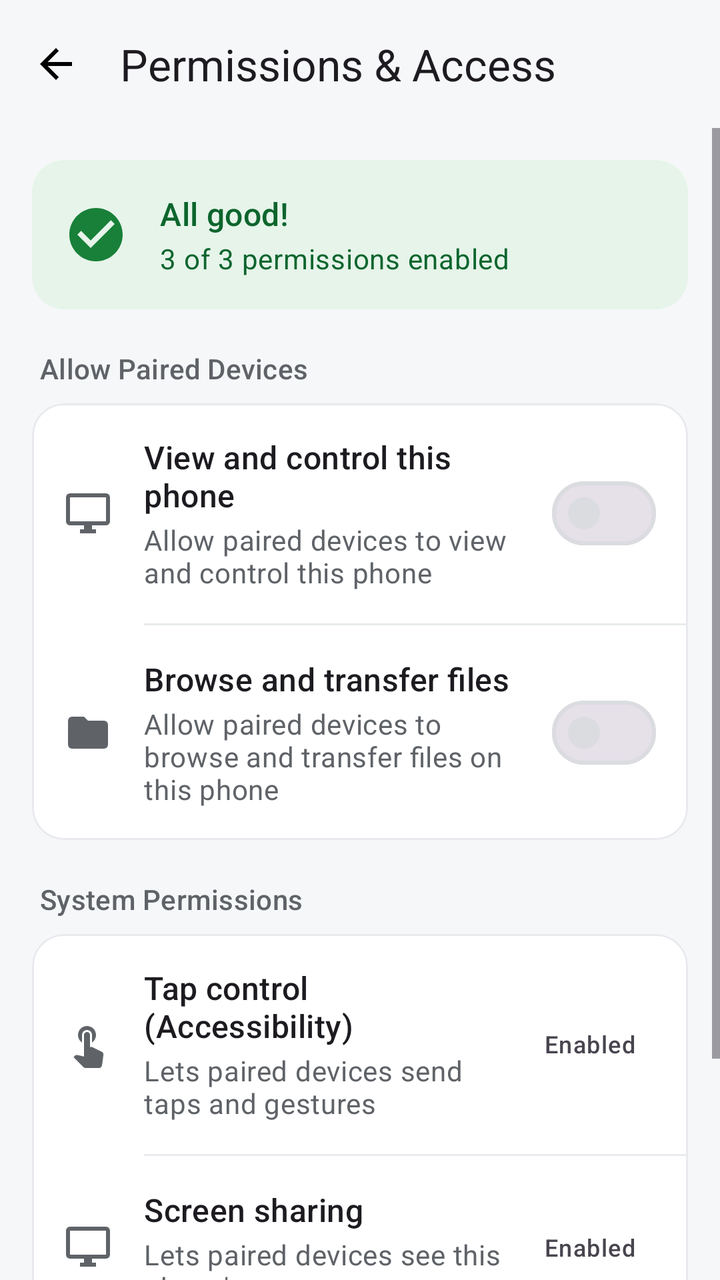
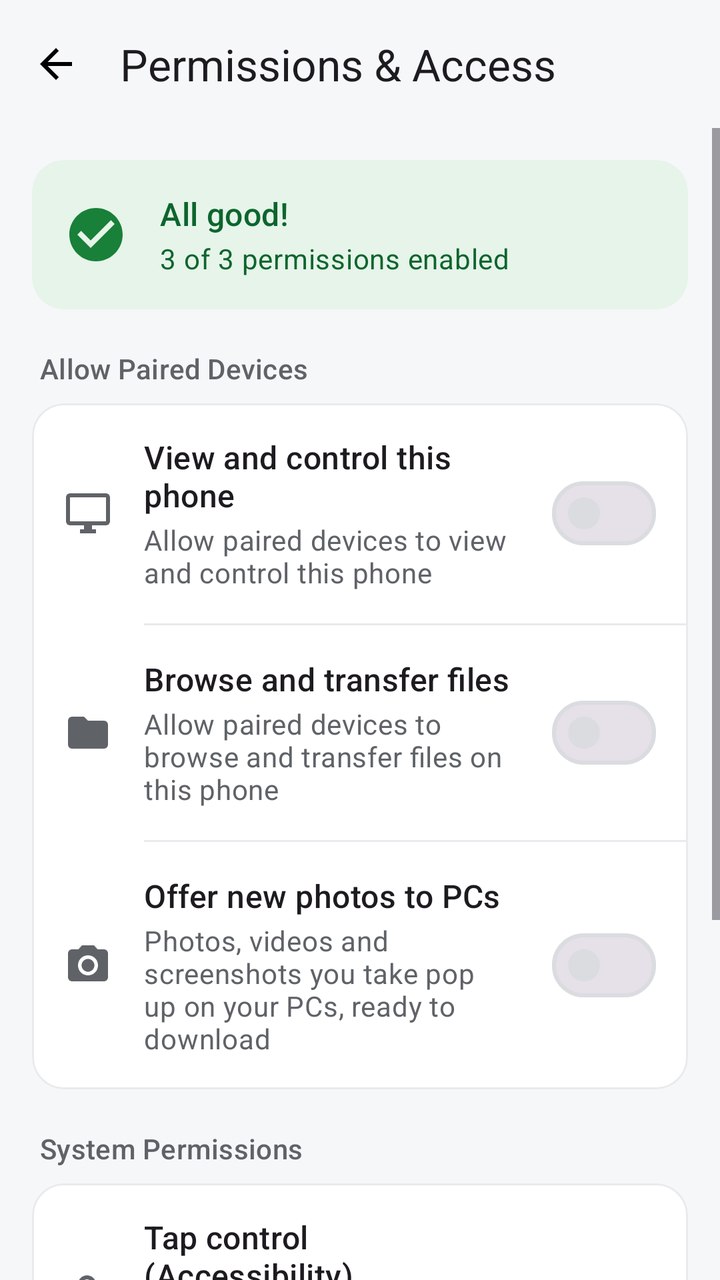

Before-and-after screenshots of an Android layout around one commit, followed by the original layout XML and the change that was made.
<!-- AndroidManifest.xml: application theme Theme.RemoteDesktop -->
<!-- res/layout/activity_permissions.xml -->
<?xml version="1.0" encoding="utf-8"?>
<LinearLayout xmlns:android="http://schemas.android.com/apk/res/android"
    xmlns:app="http://schemas.android.com/apk/res-auto"
    android:layout_width="match_parent"
    android:layout_height="match_parent"
    android:orientation="vertical">

    <com.google.android.material.appbar.MaterialToolbar
        android:id="@+id/toolbar"
        android:layout_width="match_parent"
        android:layout_height="?attr/actionBarSize"
        android:background="@android:color/transparent"
        app:navigationIcon="@drawable/ic_arrow_back"
        app:title="Permissions &amp; Access" />

    <ScrollView
        android:layout_width="match_parent"
        android:layout_height="match_parent"
        android:fillViewport="true">

        <LinearLayout
            android:layout_width="match_parent"
            android:layout_height="wrap_content"
            android:orientation="vertical"
            android:padding="16dp">

            
            <com.google.android.material.card.MaterialCardView
                android:id="@+id/bannerCard"
                android:layout_width="match_parent"
                android:layout_height="wrap_content"
                app:cardBackgroundColor="@color/rd_good_container"
                app:cardCornerRadius="16dp"
                app:cardElevation="0dp"
                app:strokeWidth="0dp">

                <LinearLayout
                    android:layout_width="match_parent"
                    android:layout_height="wrap_content"
                    android:orientation="horizontal"
                    android:gravity="center_vertical"
                    android:padding="16dp">

                    <ImageView
                        android:id="@+id/bannerIcon"
                        android:layout_width="32dp"
                        android:layout_height="32dp"
                        android:layout_marginEnd="16dp"
                        android:importantForAccessibility="no"
                        android:src="@drawable/ic_check_circle"
                        app:tint="@color/rd_good" />

                    <LinearLayout
                        android:layout_width="0dp"
                        android:layout_height="wrap_content"
                        android:layout_weight="1"
                        android:orientation="vertical">

                        <TextView
                            android:id="@+id/bannerTitle"
                            android:layout_width="match_parent"
                            android:layout_height="wrap_content"
                            android:text="All good!"
                            android:textAppearance="?attr/textAppearanceTitleMedium"
                            android:textColor="@color/rd_on_good_container" />

                        <TextView
                            android:id="@+id/bannerText"
                            android:layout_width="match_parent"
                            android:layout_height="wrap_content"
                            android:layout_marginTop="2dp"
                            android:text="3 of 3 permissions enabled"
                            android:textAppearance="?attr/textAppearanceBodyMedium"
                            android:textColor="@color/rd_on_good_container" />
                    </LinearLayout>
                </LinearLayout>
            </com.google.android.material.card.MaterialCardView>

            
            <TextView
                style="@style/RdSectionHeader"
                android:text="Allow Paired Devices" />

            <com.google.android.material.card.MaterialCardView
                android:layout_width="match_parent"
                android:layout_height="wrap_content"
                style="@style/RdCard">

                <LinearLayout
                    android:layout_width="match_parent"
                    android:layout_height="wrap_content"
                    android:orientation="vertical">

                    <LinearLayout
                        android:layout_width="match_parent"
                        android:layout_height="wrap_content"
                        android:orientation="horizontal"
                        android:gravity="center_vertical"
                        android:padding="16dp">

                        <ImageView
                            style="@style/RdRowIcon"
                            android:importantForAccessibility="no"
                            android:src="@drawable/ic_monitor"
                            app:tint="?attr/colorOnSurfaceVariant" />

                        <LinearLayout
                            android:layout_width="0dp"
                            android:layout_height="wrap_content"
                            android:layout_weight="1"
                            android:orientation="vertical">

                            <TextView
                                android:layout_width="match_parent"
                                android:layout_height="wrap_content"
                                android:text="View and control this phone"
                                android:textAppearance="?attr/textAppearanceTitleMedium" />

                            <TextView
                                android:layout_width="match_parent"
                                android:layout_height="wrap_content"
                                android:layout_marginTop="2dp"
                                android:text="Allow paired devices to view and control this phone"
                                android:textAppearance="?attr/textAppearanceBodyMedium"
                                android:textColor="?attr/colorOnSurfaceVariant" />
                        </LinearLayout>

                        <com.google.android.material.materialswitch.MaterialSwitch
                            android:id="@+id/allowControlSwitch"
                            android:layout_width="wrap_content"
                            android:layout_height="wrap_content"
                            android:layout_marginStart="8dp" />
                    </LinearLayout>

                    <com.google.android.material.divider.MaterialDivider
                        android:layout_width="match_parent"
                        android:layout_height="wrap_content"
                        android:layout_marginStart="56dp" />

                    <LinearLayout
                        android:layout_width="match_parent"
                        android:layout_height="wrap_content"
                        android:orientation="horizontal"
                        android:gravity="center_vertical"
                        android:padding="16dp">

                        <ImageView
                            style="@style/RdRowIcon"
                            android:importantForAccessibility="no"
                            android:src="@drawable/ic_folder"
                            app:tint="?attr/colorOnSurfaceVariant" />

                        <LinearLayout
                            android:layout_width="0dp"
                            android:layout_height="wrap_content"
                            android:layout_weight="1"
                            android:orientation="vertical">

                            <TextView
                                android:layout_width="match_parent"
                                android:layout_height="wrap_content"
                                android:text="Browse and transfer files"
                                android:textAppearance="?attr/textAppearanceTitleMedium" />

                            <TextView
                                android:layout_width="match_parent"
                                android:layout_height="wrap_content"
                                android:layout_marginTop="2dp"
                                android:text="Allow paired devices to browse and transfer files on this phone"
                                android:textAppearance="?attr/textAppearanceBodyMedium"
                                android:textColor="?attr/colorOnSurfaceVariant" />
                        </LinearLayout>

                        <com.google.android.material.materialswitch.MaterialSwitch
                            android:id="@+id/allowFilesSwitch"
                            android:layout_width="wrap_content"
                            android:layout_height="wrap_content"
                            android:layout_marginStart="8dp" />
                    </LinearLayout>
                </LinearLayout>
            </com.google.android.material.card.MaterialCardView>

            
            <TextView
                style="@style/RdSectionHeader"
                android:text="System Permissions" />

            <com.google.android.material.card.MaterialCardView
                android:layout_width="match_parent"
                android:layout_height="wrap_content"
                style="@style/RdCard">

                <LinearLayout
                    android:layout_width="match_parent"
                    android:layout_height="wrap_content"
                    android:orientation="vertical">

                    <LinearLayout
                        android:id="@+id/a11yRow"
                        android:layout_width="match_parent"
                        android:layout_height="wrap_content"
                        android:orientation="horizontal"
                        android:gravity="center_vertical"
                        android:padding="16dp"
                        android:background="?attr/selectableItemBackground">

                        <ImageView
                            style="@style/RdRowIcon"
                            android:importantForAccessibility="no"
                            android:src="@drawable/ic_touch_app"
                            app:tint="?attr/colorOnSurfaceVariant" />

                        <LinearLayout
                            android:layout_width="0dp"
                            android:layout_height="wrap_content"
                            android:layout_weight="1"
                            android:orientation="vertical">

                            <TextView
                                android:id="@+id/a11yTitle"
                                android:layout_width="match_parent"
                                android:layout_height="wrap_content"
                                android:text="Tap control (Accessibility)"
                                android:textAppearance="?attr/textAppearanceTitleMedium" />

                            <TextView
                                android:id="@+id/a11ySub"
                                android:layout_width="match_parent"
                                android:layout_height="wrap_content"
                                android:layout_marginTop="2dp"
                                android:text="Lets paired devices send taps and gestures"
                                android:textAppearance="?attr/textAppearanceBodyMedium"
                                android:textColor="?attr/colorOnSurfaceVariant" />
                        </LinearLayout>

                        <TextView
                            android:id="@+id/a11yStatus"
                            android:layout_width="wrap_content"
                            android:layout_height="wrap_content"
                            android:layout_marginStart="8dp"
                            android:background="@drawable/status_pill"
                            android:paddingStart="10dp"
                            android:paddingEnd="10dp"
                            android:paddingTop="4dp"
                            android:paddingBottom="4dp"
                            android:text="Enabled"
                            android:textAppearance="?attr/textAppearanceLabelMedium" />
                    </LinearLayout>

                    <com.google.android.material.divider.MaterialDivider
                        android:layout_width="match_parent"
                        android:layout_height="wrap_content"
                        android:layout_marginStart="56dp" />

                    <LinearLayout
                        android:id="@+id/screenShareRow"
                        android:layout_width="match_parent"
                        android:layout_height="wrap_content"
                        android:orientation="horizontal"
                        android:gravity="center_vertical"
                        android:padding="16dp"
                        android:background="?attr/selectableItemBackground">

                        <ImageView
                            style="@style/RdRowIcon"
                            android:importantForAccessibility="no"
                            android:src="@drawable/ic_monitor"
                            app:tint="?attr/colorOnSurfaceVariant" />

                        <LinearLayout
                            android:layout_width="0dp"
                            android:layout_height="wrap_content"
                            android:layout_weight="1"
                            android:orientation="vertical">

                            <TextView
                                android:id="@+id/screenShareTitle"
                                android:layout_width="match_parent"
                                android:layout_height="wrap_content"
                                android:text="Screen sharing"
                                android:textAppearance="?attr/textAppearanceTitleMedium" />

                            <TextView
                                android:id="@+id/screenShareSub"
                                android:layout_width="match_parent"
                                android:layout_height="wrap_content"
                                android:layout_marginTop="2dp"
                                android:text="Lets paired devices see this phone's screen"
                                android:textAppearance="?attr/textAppearanceBodyMedium"
                                android:textColor="?attr/colorOnSurfaceVariant" />
                        </LinearLayout>

                        <TextView
                            android:id="@+id/screenShareStatus"
                            android:layout_width="wrap_content"
                            android:layout_height="wrap_content"
                            android:layout_marginStart="8dp"
                            android:background="@drawable/status_pill"
                            android:paddingStart="10dp"
                            android:paddingEnd="10dp"
                            android:paddingTop="4dp"
                            android:paddingBottom="4dp"
                            android:text="Enabled"
                            android:textAppearance="?attr/textAppearanceLabelMedium" />
                    </LinearLayout>

                    <com.google.android.material.divider.MaterialDivider
                        android:layout_width="match_parent"
                        android:layout_height="wrap_content"
                        android:layout_marginStart="56dp" />

                    <LinearLayout
                        android:id="@+id/fileAccessRow"
                        android:layout_width="match_parent"
                        android:layout_height="wrap_content"
                        android:orientation="horizontal"
                        android:gravity="center_vertical"
                        android:padding="16dp"
                        android:background="?attr/selectableItemBackground">

                        <ImageView
                            style="@style/RdRowIcon"
                            android:importantForAccessibility="no"
                            android:src="@drawable/ic_folder"
                            app:tint="?attr/colorOnSurfaceVariant" />

                        <LinearLayout
                            android:layout_width="0dp"
                            android:layout_height="wrap_content"
                            android:layout_weight="1"
                            android:orientation="vertical">

                            <TextView
                                android:layout_width="match_parent"
                                android:layout_height="wrap_content"
                                android:text="File access"
                                android:textAppearance="?attr/textAppearanceTitleMedium" />

                            <TextView
                                android:layout_width="match_parent"
                                android:layout_height="wrap_content"
                                android:layout_marginTop="2dp"
                                android:text="Lets paired devices browse this phone's files"
                                android:textAppearance="?attr/textAppearanceBodyMedium"
                                android:textColor="?attr/colorOnSurfaceVariant" />
                        </LinearLayout>

                        <TextView
                            android:id="@+id/fileAccessStatus"
                            android:layout_width="wrap_content"
                            android:layout_height="wrap_content"
                            android:layout_marginStart="8dp"
                            android:background="@drawable/status_pill"
                            android:paddingStart="10dp"
                            android:paddingEnd="10dp"
                            android:paddingTop="4dp"
                            android:paddingBottom="4dp"
                            android:text="Enabled"
                            android:textAppearance="?attr/textAppearanceLabelMedium" />
                    </LinearLayout>
                </LinearLayout>
            </com.google.android.material.card.MaterialCardView>

        </LinearLayout>
    </ScrollView>
</LinearLayout>
<!-- resources referenced by this layout -->
<resources>
  <color name="rd_good">#188038</color>
  <color name="rd_good_container">#E6F4EA</color>
  <color name="rd_on_good_container">#0D652D</color>
  <!-- drawable ic_arrow_back (drawable) -->
  <vector xmlns:android="http://schemas.android.com/apk/res/android"
      android:width="24dp" android:height="24dp"
      android:viewportWidth="24" android:viewportHeight="24">
      <path android:fillColor="#FF000000"
          android:pathData="M20,11H7.83l5.59,-5.59L12,4l-8,8 8,8 1.41,-1.41L7.83,13H20v-2z"/>
  </vector>
  <!-- drawable ic_check_circle (drawable) -->
  <vector xmlns:android="http://schemas.android.com/apk/res/android"
      android:width="24dp" android:height="24dp"
      android:viewportWidth="24" android:viewportHeight="24">
      <path android:fillColor="#FF000000"
          android:pathData="M12,2C6.48,2 2,6.48 2,12s4.48,10 10,10 10,-4.48 10,-10S17.52,2 12,2zM10,17l-5,-5 1.41,-1.41L10,14.17l7.59,-7.59L19,8l-9,9z"/>
  </vector>
  <!-- drawable ic_folder (drawable) -->
  <vector xmlns:android="http://schemas.android.com/apk/res/android"
      android:width="24dp" android:height="24dp"
      android:viewportWidth="24" android:viewportHeight="24">
      <path android:fillColor="#FF000000"
          android:pathData="M10,4H4c-1.1,0 -1.99,0.9 -1.99,2L2,18c0,1.1 0.9,2 2,2h16c1.1,0 2,-0.9 2,-2V8c0,-1.1 -0.9,-2 -2,-2h-8l-2,-2z"/>
  </vector>
  <!-- drawable ic_monitor (drawable) -->
  <vector xmlns:android="http://schemas.android.com/apk/res/android"
      android:width="24dp" android:height="24dp"
      android:viewportWidth="24" android:viewportHeight="24">
      <path android:fillColor="#FF000000"
          android:pathData="M21,2H3C1.9,2 1,2.9 1,4v12c0,1.1 0.9,2 2,2h7v2H8v2h8v-2h-2v-2h7c1.1,0 2,-0.9 2,-2V4c0,-1.1 -0.9,-2 -2,-2zM21,16H3V4h18v12z"/>
  </vector>
  <!-- drawable status_pill (drawable) -->
  <shape xmlns:android="http://schemas.android.com/apk/res/android"
      android:shape="rectangle">
      <solid android:color="#FFFFFF" />
      <corners android:radius="12dp" />
  </shape>
  <style name="RdCard" parent="Widget.Material3.CardView.Outlined">
          <item name="cardBackgroundColor">?attr/colorSurface</item>
          <item name="strokeColor">?attr/colorOutlineVariant</item>
          <item name="strokeWidth">1dp</item>
          <item name="cardCornerRadius">16dp</item>
          <item name="cardElevation">0dp</item>
      </style>
  <style name="RdRowIcon">
          <item name="android:layout_width">24dp</item>
          <item name="android:layout_height">24dp</item>
          <item name="android:layout_gravity">center_vertical</item>
          <item name="android:layout_marginEnd">16dp</item>
      </style>
  <color name="rd_primary">#1A73E8</color>
  <color name="rd_on_primary">#FFFFFF</color>
  <color name="rd_primary_container">#D3E3FD</color>
  <color name="rd_on_primary_container">#041E49</color>
  <color name="rd_surface">#FFFFFF</color>
  <color name="rd_on_surface">#1F1F1F</color>
  <color name="rd_surface_variant">#F1F3F4</color>
  <color name="rd_on_surface_variant">#5F6368</color>
  <color name="rd_outline">#DADCE0</color>
  <color name="rd_outline_variant">#E8EAED</color>
  <color name="rd_background">#F6F7F9</color>
  <!-- unchanged entries left out for length: 3 -->
</resources>

<!-- the commit's change to res/layout/activity_permissions.xml (unified diff, before → after) -->
@@ -177,6 +177,53 @@
                             android:layout_height="wrap_content"
                             android:layout_marginStart="8dp" />
                     </LinearLayout>
+
+                    <com.google.android.material.divider.MaterialDivider
+                        android:layout_width="match_parent"
+                        android:layout_height="wrap_content"
+                        android:layout_marginStart="56dp" />
+
+                    <LinearLayout
+                        android:layout_width="match_parent"
+                        android:layout_height="wrap_content"
+                        android:orientation="horizontal"
+                        android:gravity="center_vertical"
+                        android:padding="16dp">
+
+                        <ImageView
+                            style="@style/RdRowIcon"
+                            android:importantForAccessibility="no"
+                            android:src="@drawable/ic_photo_camera"
+                            app:tint="?attr/colorOnSurfaceVariant" />
+
+                        <LinearLayout
+                            android:layout_width="0dp"
+                            android:layout_height="wrap_content"
+                            android:layout_weight="1"
+                            android:orientation="vertical">
+
+                            <TextView
+                                android:layout_width="match_parent"
+                                android:layout_height="wrap_content"
+                                android:text="@string/offer_captures"
+                                android:textAppearance="?attr/textAppearanceTitleMedium" />
+
+                            <TextView
+                                android:id="@+id/offerCapturesSub"
+                                android:layout_width="match_parent"
+                                android:layout_height="wrap_content"
+                                android:layout_marginTop="2dp"
+                                android:text="@string/offer_captures_description"
+                                android:textAppearance="?attr/textAppearanceBodyMedium"
+                                android:textColor="?attr/colorOnSurfaceVariant" />
+                        </LinearLayout>
+
+                        <com.google.android.material.materialswitch.MaterialSwitch
+                            android:id="@+id/offerCapturesSwitch"
+                            android:layout_width="wrap_content"
+                            android:layout_height="wrap_content"
+                            android:layout_marginStart="8dp" />
+                    </LinearLayout>
                 </LinearLayout>
             </com.google.android.material.card.MaterialCardView>
 
<!-- resource entries referenced after the edit -->
@@ -31,12 +31,23 @@
       <path android:fillColor="#FF000000"
           android:pathData="M21,2H3C1.9,2 1,2.9 1,4v12c0,1.1 0.9,2 2,2h7v2H8v2h8v-2h-2v-2h7c1.1,0 2,-0.9 2,-2V4c0,-1.1 -0.9,-2 -2,-2zM21,16H3V4h18v12z"/>
   </vector>
+  <!-- drawable ic_photo_camera (drawable) -->
+  <vector xmlns:android="http://schemas.android.com/apk/res/android"
+      android:width="24dp" android:height="24dp"
+      android:viewportWidth="24" android:viewportHeight="24">
+      <path android:fillColor="#FF000000"
+          android:pathData="M12,12m-3.2,0a3.2,3.2 0,1 1,6.4 0a3.2,3.2 0,1 1,-6.4 0" />
+      <path android:fillColor="#FF000000"
+          android:pathData="M9,2L7.17,4H4c-1.1,0 -2,0.9 -2,2v12c0,1.1 0.9,2 2,2h16c1.1,0 2,-0.9 2,-2V6c0,-1.1 -0.9,-2 -2,-2h-3.17L15,2H9zM12,17c-2.76,0 -5,-2.24 -5,-5s2.24,-5 5,-5 5,2.24 5,5 -2.24,5 -5,5z" />
+  </vector>
   <!-- drawable status_pill (drawable) -->
   <shape xmlns:android="http://schemas.android.com/apk/res/android"
       android:shape="rectangle">
       <solid android:color="#FFFFFF" />
       <corners android:radius="12dp" />
   </shape>
+  <string name="offer_captures">Offer new photos to PCs</string>
+  <string name="offer_captures_description">Photos, videos and screenshots you take pop up on your PCs, ready to download</string>
   <style name="RdCard" parent="Widget.Material3.CardView.Outlined">
           <item name="cardBackgroundColor">?attr/colorSurface</item>
           <item name="strokeColor">?attr/colorOutlineVariant</item>
